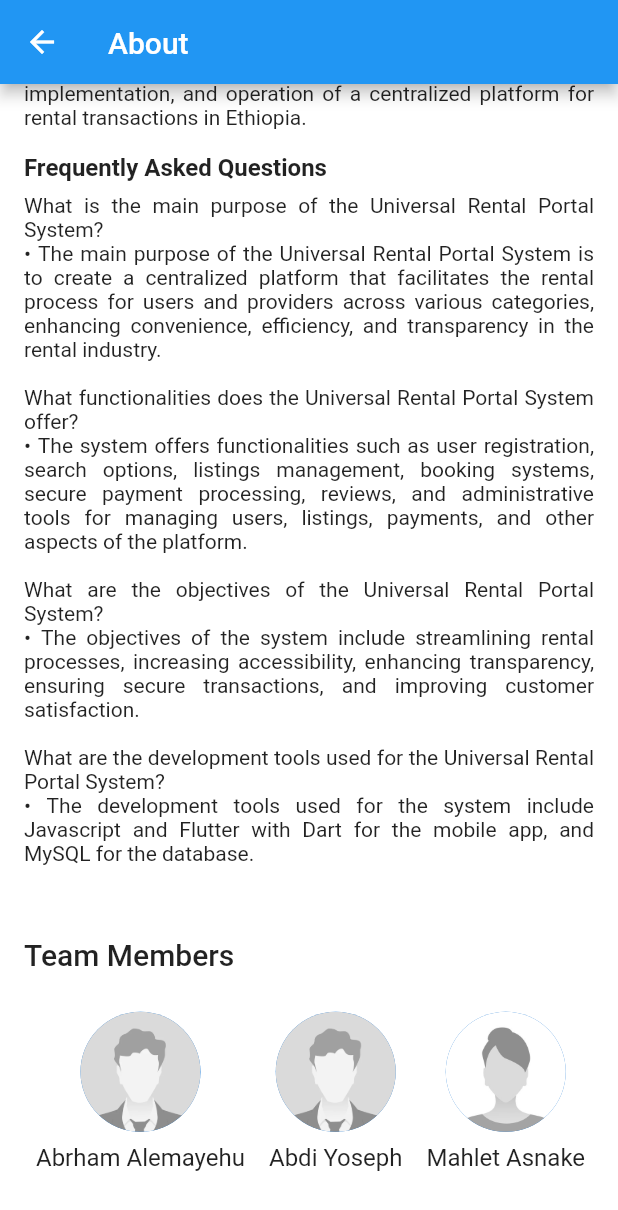
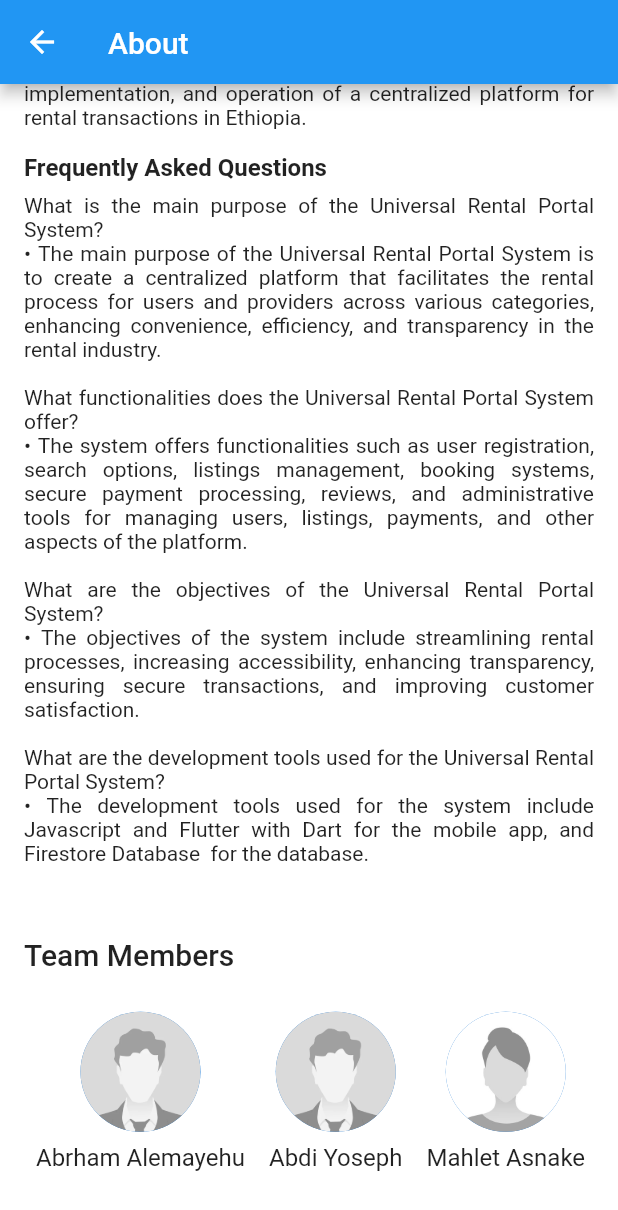
Before and after one commit to eyop/Rental-management, a Flutter app: the AboutScreen screen opened directly, scrolled down 652 dp, on a phone screen of 412 x 824 dp. Shown: the top 1210 px of the screen. Run offline on Flutter 3.47's test engine with Material 3 defaults, Android fonts, the phone set to English and light mode, and no system bars; our stand-ins replace cached_network_image, cloud_firestore, firebase_auth, firebase_core, firebase_storage, google_fonts and 3 more; missing offline and left inert: flutter_osm_interface, flutter_osm_plugin, pointer_interceptor; accounts and stored records are empty; network calls fail.

Commit message:
Update authentication provider and about page

```diff
--- a/lib/providers/authentication_provider.dart
+++ b/lib/providers/authentication_provider.dart
@@ -235,8 +235,7 @@ class AuthenticationProvider extends ChangeNotifier {
       List<RentModel> sentRequests = querySnapshot.docs
           .map((doc) => RentModel.fromFirestore(doc))
           .toList();
-      print("/////////////////////////////////////");
-      print(sentRequests);
+      print("Exiting: fetchSentRequests");
       return sentRequests;
     } catch (e) {
       print('Error fetching sent requests: $e');
@@ -274,7 +273,6 @@ class AuthenticationProvider extends ChangeNotifier {
       required String propertyId,
       required String status}) async {
     try {
-      print("/////////////////////////////////////////");
       print("Entering: createRentalRequest");
       final userModel = _userModel;
       var request = await FirebaseFirestore.instance
--- a/lib/screens/aboutpage_screen.dart
+++ b/lib/screens/aboutpage_screen.dart
@@ -84,7 +84,7 @@ class _AboutScreenState extends State<AboutScreen> {
                         'What are the objectives of the Universal Rental Portal System?\n'
                         '• The objectives of the system include streamlining rental processes, increasing accessibility, enhancing transparency, ensuring secure transactions, and improving customer satisfaction.\n\n'
                         'What are the development tools used for the Universal Rental Portal System?\n'
-                        '• The development tools used for the system include Javascript and Flutter with Dart for the mobile app, and MySQL for the database.',
+                        '• The development tools used for the system include Javascript and Flutter with Dart for the mobile app, and Firestore Database  for the database.',
                         style: Theme.of(context).textTheme.bodyMedium,
                         textAlign: TextAlign.justify,
                       ),
```
